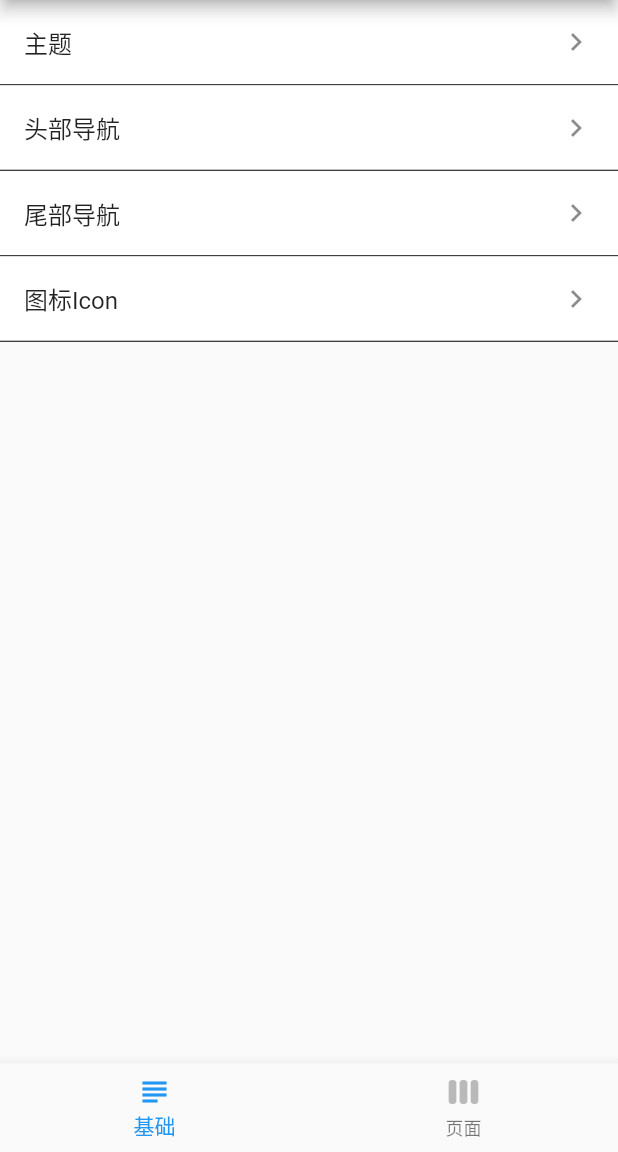
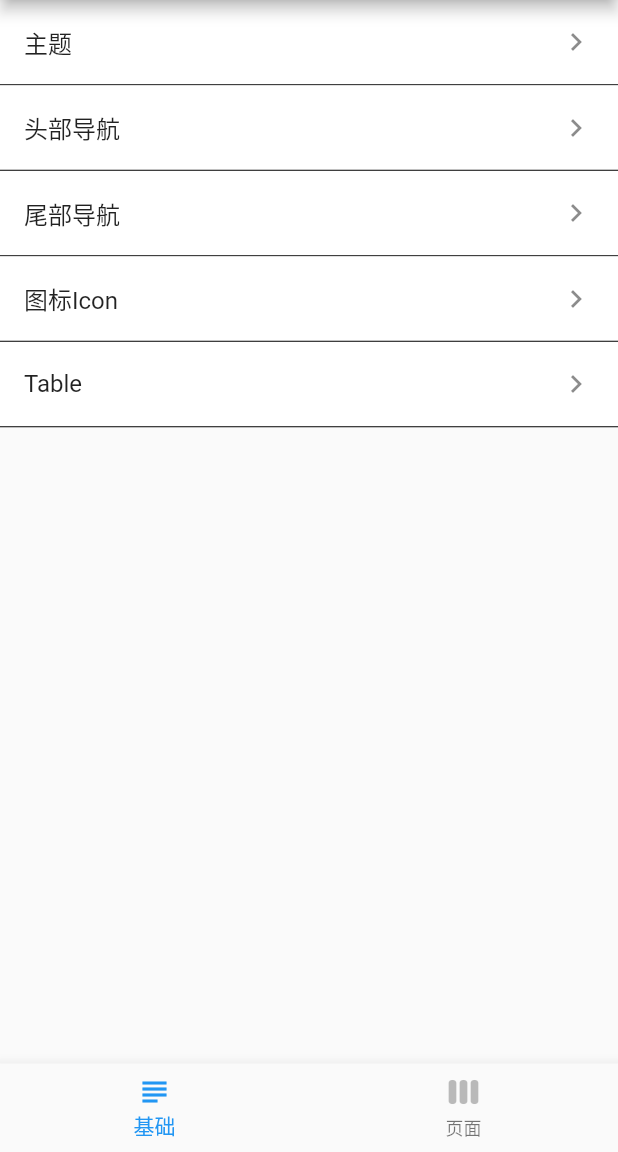
Before and after one commit to nieyafei/flutter_demo, a Flutter app: the screen it shows after launch, on a phone screen of 412 x 824 dp, the part 84-1236 px from its top. Run offline on Flutter 3.47's test engine with Material 2 defaults, Android fonts, the phone set to English and light mode, and no system bars.

Commit message:
update 添加分类table

```diff
--- a/lib/pages/nav.dart
+++ b/lib/pages/nav.dart
@@ -82,6 +82,7 @@ class __BasicNavCompState extends State<BasicNavComp>{
     item.add(Nav('头部导航','home'));
     item.add(Nav('尾部导航','home'));
     item.add(Nav('图标Icon','/icon'));
+    item.add(Nav('Table','/table'));
     setState(() {
       _items = item;
     });
```
